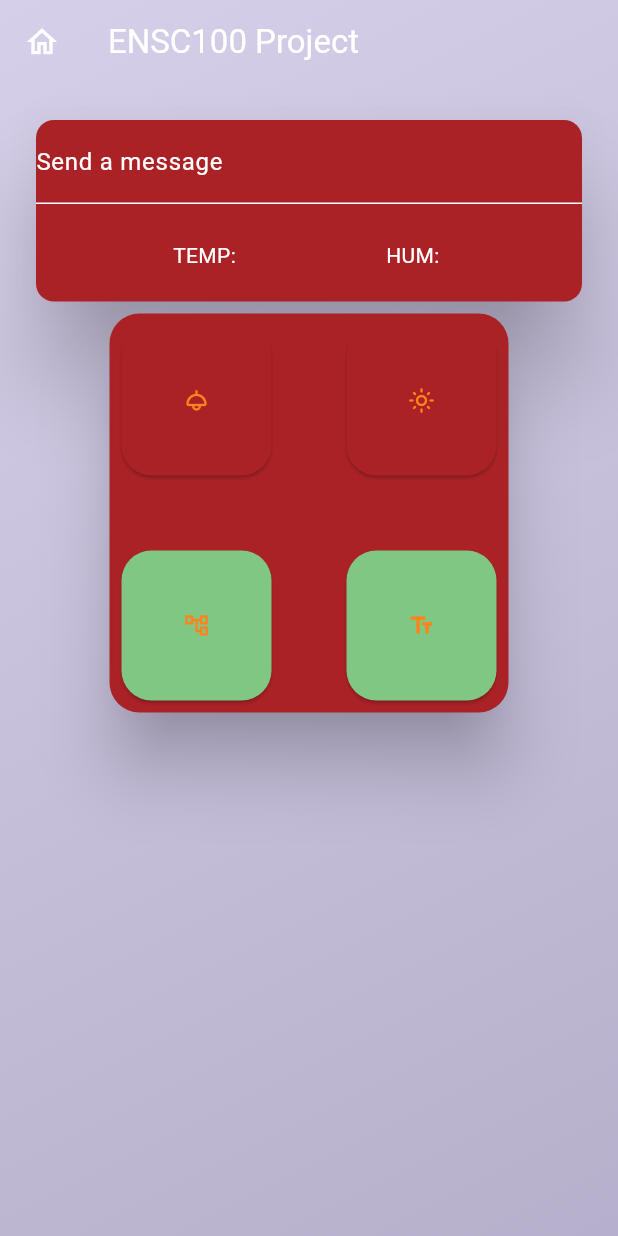
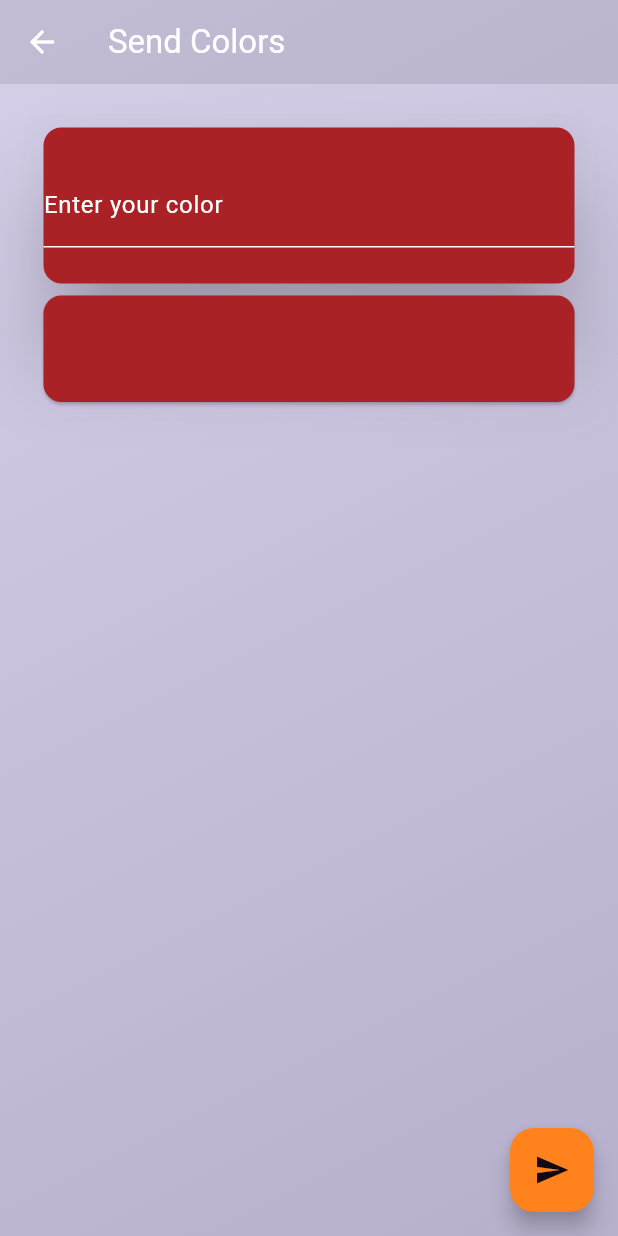
Before and after one commit to Neche27/ESP_App, a Flutter app: the screen it shows after launch, after a tap on the "text fields" icon, on a phone screen of 412 x 824 dp. Run offline on Flutter 3.47's test engine with Material 3 defaults, Android fonts, the light colour scheme and no system bars; network calls fail.

Commit message:
Add Multiple new Screens

```diff
--- a/lib/controller/file_controller.dart
+++ b/lib/controller/file_controller.dart
@@ -15,8 +15,8 @@ class FileController extends ChangeNotifier
     notifyListeners();
   }
 
-  writeText() async {
-    _text = await FileManager().writeTextFile();
+  writeText(String txt) async {
+    _text = await FileManager().writeTextFile(txt);
     notifyListeners();
   }
 
--- /dev/null
+++ b/lib/core/constants.dart
@@ -0,0 +1,16 @@
+import 'dart:ui';
+
+import 'package:web_socket_channel/web_socket_channel.dart';
+
+final channel = WebSocketChannel.connect(
+    Uri.parse('ws://esp8266LAN.local/ws'),
+  );
+
+const textColor = Color.fromARGB(255, 255, 255, 255);
+const backgroundColor = Color.fromARGB(255, 170,34,38);
+const primaryColor = Color.fromARGB(255, 255, 130, 28);
+const primaryFgColor = Color(0xFF110a14);
+const secondaryColor = Color(0xFF662680);
+const secondaryFgColor = Color.fromARGB(255, 255, 130, 28);
+const accentColor = Color(0xFFad41d7);
+const accentFgColor = Color(0xFF110a14);
--- a/lib/file_manager.dart
+++ b/lib/file_manager.dart
@@ -36,15 +36,16 @@ class FileManager {
       try {
         fileContent = await file.readAsString();
       } catch (e) {
-        print("errorrrtgvvj");
+        print("My error");
       }
     }
 
     return fileContent;
   }
 
-  Future<String> writeTextFile() async {
+  Future<String> writeTextFile(String txt) async {
     String text = DateFormat('h:mm:ss').format(DateTime.now());
+    text += " $txt";
 
     File file = await _file;
 
--- a/lib/main.dart
+++ b/lib/main.dart
@@ -1,18 +1,8 @@
 import 'package:esp8266_app/controller/file_controller.dart';
 import 'package:flutter/material.dart';
 import 'package:provider/provider.dart';
-import 'pages/home_page.dart';
-
-const textColor = Color.fromARGB(255, 255, 255, 255);
-const backgroundColor = Color.fromARGB(255, 170,34,38);
-const primaryColor = Color.fromARGB(255, 255, 130, 28);
-const primaryFgColor = Color(0xFF110a14);
-const secondaryColor = Color(0xFF662680);
-const secondaryFgColor = Color(0xFFf0ebf2);
-const accentColor = Color(0xFFad41d7);
-const accentFgColor = Color(0xFF110a14);
-
-
+import 'core/constants.dart';
+import  'widget_tree.dart';
 
 void main() => runApp(
   MultiProvider(providers: [ChangeNotifierProvider(create: (_) => FileController())],
@@ -49,9 +39,7 @@ class MyApp extends StatelessWidget {
                   borderRadius: BorderRadius.all(Radius.circular(20)))),
         ),
       ),
-      home: const MyHomePage(
-        title: title,
-      ),
+      home: const WIdgetTree()
     );
   }
 }
--- a/lib/pages/home_page.dart
+++ b/lib/pages/home_page.dart
@@ -1,8 +1,6 @@
 import 'dart:convert';
-import 'dart:ui';
-import 'package:esp8266_app/controller/file_controller.dart';
+import 'package:esp8266_app/pages/send_page.dart';
 import 'package:flutter/material.dart';
-import 'package:provider/provider.dart';
 import 'package:web_socket_channel/web_socket_channel.dart';
 import '../model/client_json.dart';
 
@@ -10,9 +8,11 @@ class MyHomePage extends StatefulWidget {
   const MyHomePage({
     super.key,
     required this.title,
+    required this.channel,
   });
 
   final String title;
+  final WebSocketChannel channel;
 
   @override
   State<MyHomePage> createState() => _MyHomePageState();
@@ -23,13 +23,9 @@ class _MyHomePageState extends State<MyHomePage> {
   final _channel = WebSocketChannel.connect(
     Uri.parse('ws://esp8266LAN.local/ws'),
   );
-  String btnValue1 = 'O';
-  String btnValue2 = 'R';
+  List<String> btnValues = ['A', 'B', 'C', 'D'];
   Color? btnColor = const Color.fromARGB(255, 170, 34, 38);
-  bool isPressed1 = false;
-  bool isPressed2 = false;
-  bool isPressed3 = false;
-  bool isPressed4 = false;
+  List<bool> isPressed = [false, false, false, false];
 
   @override
   Widget build(BuildContext context) {
@@ -52,20 +48,7 @@ class _MyHomePageState extends State<MyHomePage> {
         ),
         body: SingleChildScrollView(
           child: Stack(children: [
-            // Positioned(
-            //   child: Container(
-            //     width: 300,
-            //     height: 300,
-            //     decoration: const BoxDecoration(
-            //         shape: BoxShape.rectangle,
-            //         gradient: LinearGradient(colors: [
-            //           Color.fromARGB(255, 174, 157, 235),
-            //           Color.fromARGB(255, 153, 133, 226),
-            //         ])),
-            //   ),
-            // ),
             Center(
-
               child: Padding(
                 padding: const EdgeInsets.all(20),
                 child: Column(
@@ -118,60 +101,24 @@ class _MyHomePageState extends State<MyHomePage> {
                           spacing: 50,
                           children: <Widget>[
                             SizedBox(
-                              height: 100,
-                              width: 100,
-                              child: ElevatedButton(
-                                style: ElevatedButton.styleFrom(
-                                    backgroundColor: isPressed1
-                                        ? Colors.green[300]
-                                        : btnColor),
-                                onPressed: () {
-                                  _sendButtonValue(btnValue2);
-                                  if (btnValue2 == 'R') {
-                                    btnValue2 = 'N';
-                                  } else if (btnValue2 == 'N') {
-                                    btnValue2 = 'R';
-                                  }
-                                  context.read<FileController>().writeText();
-                                  setState(() {
-                                    isPressed1 = !isPressed1;
-                                  });
-                                },
-                                child: const Icon(Icons.light_outlined),
-                              ),
-                            ),
+                                height: 100,
+                                width: 100,
+                                child: buildButton(Icons.light_outlined, 0)),
                             SizedBox(
                               height: 100,
                               width: 100,
-                              child: ElevatedButton(
-                                style: ElevatedButton.styleFrom(
-                                    backgroundColor: isPressed2
-                                        ? Colors.green[300]
-                                        : btnColor),
-                                onPressed: () {
-                                  _sendButtonValue(btnValue2);
-                                  if (btnValue2 == 'R') {
-                                    btnValue2 = 'N';
-                                  } else if (btnValue2 == 'N') {
-                                    btnValue2 = 'R';
-                                  }
-                                  context.read<FileController>().writeClient();
-                                  setState(() {
-                                    isPressed2 = !isPressed2;
-                                  });
-                                },
-                                child: const Icon(Icons.light_mode_outlined),
-                              ),
+                              child: buildButton(Icons.light_mode_outlined, 1),
                             ),
                             SizedBox(
                                 height: 100,
                                 width: 100,
-                                child:
-                                    buildButton(Icons.account_tree_outlined)),
+                                child: buildButton(
+                                    Icons.account_tree_outlined, 2)),
                             SizedBox(
                                 height: 100,
                                 width: 100,
-                                child: buildButton(Icons.text_fields_outlined)),
+                                child:
+                                    buildButton(Icons.text_fields_outlined, 3)),
                           ],
                         ),
                       ),
@@ -186,24 +133,36 @@ class _MyHomePageState extends State<MyHomePage> {
     );
   }
 
-  Container buildButton(IconData ic) {
-    return Container(
-      child: ElevatedButton(
-        style: ElevatedButton.styleFrom(
-            backgroundColor: isPressed3 ? Colors.green[300] : btnColor),
-        onPressed: () {
-          _sendButtonValue(btnValue2);
-          if (btnValue2 == 'R') {
-            btnValue2 = 'N';
-          } else if (btnValue2 == 'N') {
-            btnValue2 = 'R';
+  Widget buildButton(IconData ic, int id) {
+    return ElevatedButton(
+      style: ElevatedButton.styleFrom(
+          backgroundColor: isPressed[id] ? Colors.green[300] : btnColor),
+      onPressed: () {
+        setState(() {
+          if (id == 3) {
+            Navigator.push(context,
+                MaterialPageRoute(builder: (context) => const SendPage()));
+            for (int i = 0; (i < isPressed.length); i++) {
+              isPressed[i] = false;
+            }
+          } else {
+            isPressed[id] = !isPressed[id];
+            if (isPressed[id]) {
+              _sendButtonValue(btnValues[id]);
+            } else {
+              _sendButtonValue('N');
+            }
+
+            for (int i = 0; (i < isPressed.length - 1); i++) {
+              if (i == id) {
+                continue;
+              }
+              isPressed[i] = false;
+            }
           }
-          setState(() {
-            isPressed3 = !isPressed3;
-          });
-        },
-        child: Icon(ic),
-      ),
+        });
+      },
+      child: Icon(ic),
     );
   }
 
--- /dev/null
+++ b/lib/pages/send_page.dart
@@ -0,0 +1,90 @@
+import 'package:esp8266_app/controller/file_controller.dart';
+import 'package:flutter/material.dart';
+import 'package:provider/provider.dart';
+import '../core/constants.dart';
+
+class SendPage extends StatefulWidget {
+  const SendPage({super.key});
+
+  @override
+  State<SendPage> createState() => _SendPageState();
+}
+
+class _SendPageState extends State<SendPage> {
+  final TextEditingController _controller = TextEditingController();
+  String text = "";
+  @override
+  Widget build(BuildContext context) {
+    return Container(
+      decoration: const BoxDecoration(
+          shape: BoxShape.rectangle,
+          gradient: LinearGradient(
+              begin: Alignment.topLeft,
+              end: Alignment.bottomRight,
+              colors: [
+                Color.fromARGB(255, 213, 207, 233),
+                Color.fromARGB(255, 182, 176, 204),
+              ])),
+      child: Scaffold(
+        backgroundColor: Colors.transparent,
+        appBar: AppBar(
+          title: const Text("Send Colors"),
+        ),
+        body: Padding(
+          padding: const EdgeInsets.fromLTRB(25, 25, 25, 100),
+          child: Column(
+            children: [
+              Card(
+                  elevation: 25,
+                  child: Column(children: [
+                    const SizedBox(height: 24),
+                    Form(
+                      child: TextFormField(
+                        controller: _controller,
+                        decoration: const InputDecoration(
+                            labelText: 'Enter your color'),
+                      ),
+                    ),
+                    const SizedBox(height: 24),
+                  ])),
+              Card(
+                  child: Column(
+                    children: [
+                      const SizedBox(height: 50, width: 500,),
+                      SingleChildScrollView(
+                                      child: Text(context
+                        .select((FileController controller) => controller.text)),
+                                    ),
+                    ],
+                  )),
+            ],
+          ),
+        ),
+        floatingActionButton: FloatingActionButton(
+          onPressed: () {
+            _sendMessage();
+            setState(() {
+              text += _controller.text;
+              text += "\n";
+              context.read<FileController>().writeText(text);
+            });
+          },
+          tooltip: 'Send message',
+          child: const Icon(Icons.send),
+        ),
+      ),
+    );
+  }
+
+  void _sendMessage() {
+    if (_controller.text.isNotEmpty) {
+      channel.sink.add(_controller.text);
+    }
+  }
+
+  @override
+  void dispose() {
+    channel.sink.close();
+    super.dispose();
+  }
+}
--- /dev/null
+++ b/lib/widget_tree.dart
@@ -0,0 +1,41 @@
+import 'package:flutter/material.dart';
+import 'pages/home_page.dart';
+import 'pages/profile.dart';
+import 'core/constants.dart';
+
+class WIdgetTree extends StatefulWidget {
+  const WIdgetTree({super.key});
+
+  @override
+  State<WIdgetTree> createState() => _WIdgetTreeState();
+}
+
+class _WIdgetTreeState extends State<WIdgetTree> {
+  int currentPageIndex = 0;
+  List<Widget> pageList = [
+    MyHomePage(title: "ENSC 100 Project", channel: channel,),
+    const ProfilePage()
+  ];
+
+  @override
+  Widget build(BuildContext context) {
+    return Scaffold(
+      body: pageList[currentPageIndex],
+      bottomNavigationBar: NavigationBar(
+        destinations: const [
+          NavigationDestination(
+              icon: Icon(Icons.home_max_outlined), label: "Home"),
+          NavigationDestination(
+            icon: Icon(Icons.description), label: "Profile")
+        ],
+        selectedIndex: currentPageIndex,
+        onDestinationSelected: (int value)
+        {
+          setState(() {
+            currentPageIndex = value;
+          });
+        },
+      ),
+    );
+  }
+}
```
Also changed, not shown: lib/pages/profile.dart (+41 -0 lines).
